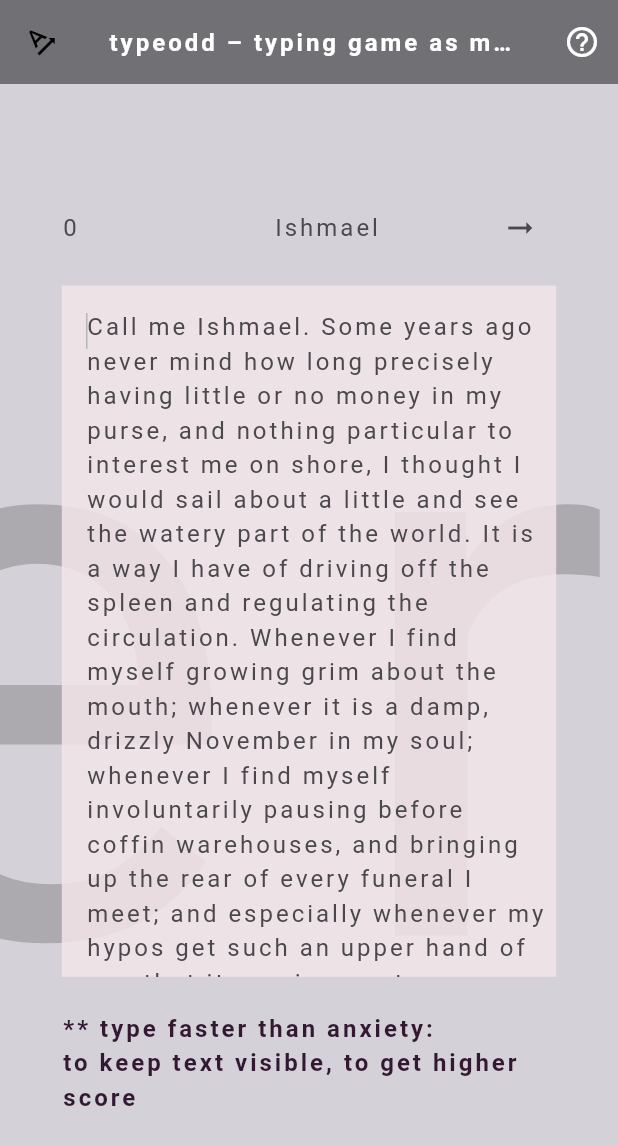
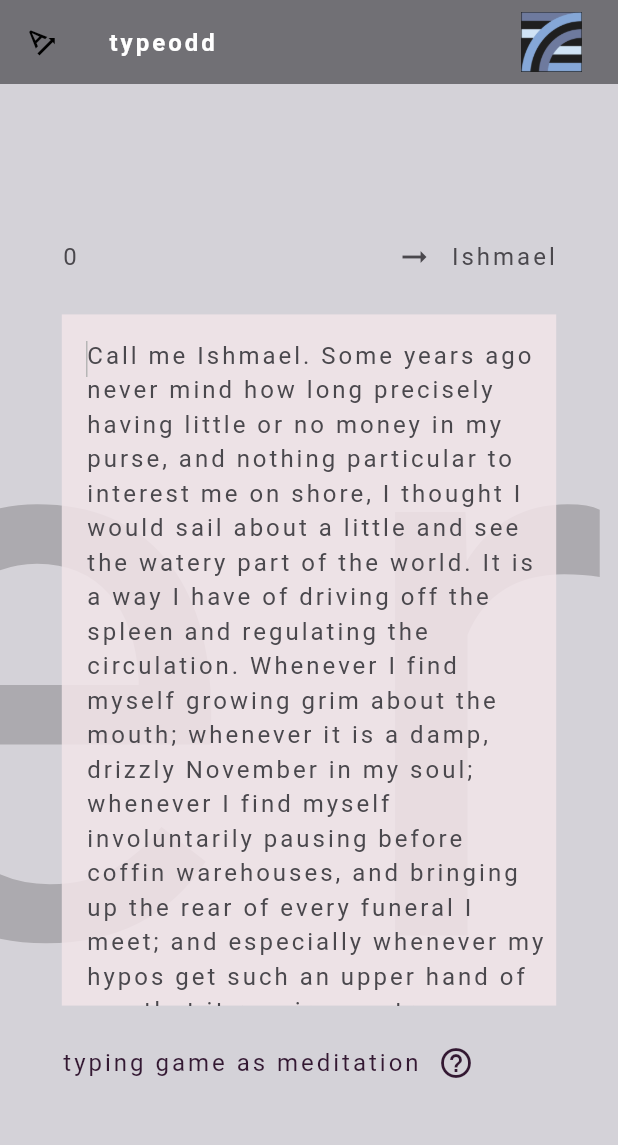
Before and after one commit to zendoclab/typeodd, a Flutter app: the screen it shows after launch, on a phone screen of 412 x 824 dp. Shown: the top 1145 px of the screen. Run offline on Flutter 3.47's test engine with Material 3 defaults, Android fonts, the phone set to English and light mode, and no system bars; our stand-ins replace cloud_firestore, firebase_auth, firebase_core, flutter_widget_from_html, hive; missing offline and left inert: soundpool; accounts and stored records are empty; generated files the repository leaves out were written again; network calls fail.

Commit message:
UI revised

```diff
--- a/lib/main.dart
+++ b/lib/main.dart
@@ -11,6 +11,7 @@ import 'package:firebase_auth/firebase_auth.dart';
 import 'package:cloud_firestore/cloud_firestore.dart';
 import 'firebase_options.dart';
 import 'package:hive/hive.dart';
+import 'package:flutter_widget_from_html/flutter_widget_from_html.dart';
 
 late FirebaseFirestore db;
 late Box box;
@@ -40,13 +41,13 @@ class MyApp extends StatelessWidget {
   @override
   Widget build(BuildContext context) {
     return MaterialApp(
-      title: 'typeodd – typing game as meditation',
+      title: 'typeodd',
       debugShowCheckedModeBanner: false,
       theme: ThemeData(
         colorScheme: ColorScheme.fromSeed(seedColor: const Color(0xFF717075)),
         useMaterial3: true,
       ),
-      home: const MyHomePage(title: 'typeodd – typing game as meditation'),
+      home: const MyHomePage(title: 'typeodd'),
     );
   }
 }
@@ -336,26 +337,26 @@ else {
             style: commonTextStyle.copyWith(
                 fontWeight: FontWeight.bold, color: Colors.white)),
         leading: Tooltip(
-          message: 'explore power beyond anxiety',
+          message: 'typing game as meditation',
           child: const Icon(
             Icons.text_rotation_angleup,
             color: Colors.black,
           ),
         ),
-        actions: [IconButton(
-              icon: showHelp ? const Icon(Icons.close) : const Icon(Icons.help_outline),
-              tooltip: 'what is it?',
+        actions: [
+          Padding(
+            padding: const EdgeInsets.symmetric(horizontal: 16.0),
+            child: IconButton(
+                icon: Image.asset('images/zendoclogo-min.PNG', fit: BoxFit.scaleDown,),
+                tooltip: 'zendoc lab',
                 color: Colors.white,
                 onPressed: () {
-                if(showHelp) {
+                  setState(() {
+                    _launchUrl();
                     FocusScope.of(context).requestFocus(myFocusNode);
-                }
-                setState(() {
-                  showHelp = !showHelp;
                   });
-                // _launchUrl();
-                // FocusScope.of(context).requestFocus(myFocusNode);
                 }),
+          ),
         ],
       ),
       body: LayoutBuilder(
@@ -394,7 +395,7 @@ else {
                             mainAxisAlignment: MainAxisAlignment.spaceBetween,
                             children: <Widget>[
                               Expanded(
-                                flex: 6,
+                                flex: 1,
                                 child: oddCalc == 0 || originText.isEmpty
                                     ? Text(
                                         userName!=null ? '${oddScore.toString()} ($userName)' : oddScore.toString(),
@@ -410,14 +411,9 @@ else {
                                             style: commonTextStyle,
                                           ),
                               ),
+
                               Expanded(
-                                  flex: 4,
-                                  child: Text(
-                                    originTitle,
-                                    style: commonTextStyle,
-                                  )),
-                              Expanded(
-                                  flex: 4,
+                                  flex: 1,
                                   child: Row(
                                     mainAxisAlignment:
                                         MainAxisAlignment.end,
@@ -492,6 +488,10 @@ else {
                                           });
                                         },
                                       ),
+                                      Text(
+                                        originTitle,
+                                        style: commonTextStyle,
+                                      )
                                     ],
                                   )),
                             ],
@@ -657,22 +657,50 @@ else {
                         ),
                         Container(
                           width: constraints.maxWidth * 0.8,
-                          height: constraints.maxHeight * 0.15,
+                          height: constraints.maxHeight * 0.1,
                           color: Colors.transparent,
-                          child: Row(
-                            mainAxisAlignment: MainAxisAlignment.center,
+                          child: originText.isNotEmpty
+                              ? Row(
+                            mainAxisAlignment: MainAxisAlignment.start,
                             children: <Widget>[
-                              originText.isNotEmpty
-                                  ? Expanded(child: Text(
-                '** type faster than anxiety:\nto keep text visible, to get higher score',
-                style: commonTextStyle.copyWith(
-                    fontWeight: FontWeight.bold, color: Color(0xFF331832)),
-                ))
-                                  : Expanded(child:Text(
-                                      'explore power beyond anxiety: to come to mind',
-                                      style: commonTextStyle.copyWith(
-                                          fontWeight: FontWeight.bold, color: Color(0xFF331832)),
-                                    )),
+                               Text(
+                                                  'typing game as meditation',
+                                                  style: commonTextStyle.copyWith(color: Color(0xFF331832)),
+                                                  ),
+                              IconButton(
+                                  icon: const Icon(Icons.help_outline),
+                                  color: Color(0xFF331832),
+                                  onPressed: () {
+                                    if(showHelp) {
+                                      FocusScope.of(context).requestFocus(myFocusNode);
+                                    }
+                                    setState(() {
+                                      showHelp = !showHelp;
+                                    });
+                                    // _launchUrl();
+                                    // FocusScope.of(context).requestFocus(myFocusNode);
+                                  }),
+                            ],
+                          ) : Row(
+                            mainAxisAlignment: MainAxisAlignment.start,
+                            children: <Widget>[
+                              Text(
+                                'share your achievement',
+                                style: commonTextStyle.copyWith(color: Color(0xFF331832)),
+                              ),
+                              IconButton(
+                                  icon: const Icon(Icons.share),
+                                  color: Color(0xFF331832),
+                                  onPressed: () {
+                                    if(showHelp) {
+                                      FocusScope.of(context).requestFocus(myFocusNode);
+                                    }
+                                    setState(() {
+                                      showHelp = !showHelp;
+                                    });
+                                    // _launchUrl();
+                                    // FocusScope.of(context).requestFocus(myFocusNode);
+                                  }),
                             ],
                           ),
                         ),
@@ -689,34 +717,39 @@ else {
                                 child: Column(
                                   mainAxisAlignment: MainAxisAlignment.spaceEvenly,
                                   children: [
-                                    Expanded(
-                                      flex: 5,
-                                      child: Padding(
-                                        padding: const EdgeInsets.all(16.0),
-                                        child: Text("when you’re grappling with a challenging problem "
-                                            "or endeavoring to create something new\n\n"
-                                            "try this serious typing practice game as meditation\n\n"
-                                            "it is designed to help you move beyond immersion to inspiration\n\n"
-                                            "you may need a decent physical keyboard"
-                                            ,
-                                            style: commonTextStyle.copyWith(fontSize: 16, color: Colors.white)),
-                                      ),
-                                    ),
-                                    Expanded(
-                                      child: IconButton(
-                                          icon: const CircleAvatar(
-                                            radius: 24,
-                                              backgroundImage:
-                                              AssetImage('images/zendoc.jpg')),
-                                          tooltip: 'talk to author',
+                                    Row(
+                                      mainAxisAlignment: MainAxisAlignment.center,
+                                      children: [IconButton(
+                                          icon: const Icon(Icons.close),
+                                          tooltip: 'close',
                                           color: Colors.white,
                                   onPressed: () {
+                                    if(showHelp) {
+                                      FocusScope.of(context).requestFocus(myFocusNode);
+                                    }
                                     setState(() {
-                                              _launchUrl();
+                                      showHelp = !showHelp;
+                                    });
+                                    // _launchUrl();
+                                    // FocusScope.of(context).requestFocus(myFocusNode);
+                                  }),
+                                        TextButton(onPressed: () {
+                                          if(showHelp) {
                                             FocusScope.of(context).requestFocus(myFocusNode);
+                                          }
+                                          setState(() {
+                                            showHelp = !showHelp;
                                           });
-                                          }),
+                                          // _launchUrl();
+                                          // FocusScope.of(context).requestFocus(myFocusNode);
+                                        }, child: Text("close", style: commonTextStyle.copyWith(
+                                            fontWeight: FontWeight.bold, color: Colors.white)),),
+                                      ],
                                     ),
+
+                                    Expanded(child: HtmlWidget('<iframe src="https://test-3eo.pages.dev/"></iframe>',renderMode: RenderMode.listView,),),
+
+
                                   ],
                                 ),
                               )),
--- a/pubspec.yaml
+++ b/pubspec.yaml
@@ -41,6 +41,7 @@ dependencies:
   cloud_firestore: ^4.17.2
   firebase_auth: ^4.19.4
   hive: ^2.2.3
+  flutter_widget_from_html: ^0.15.0
 
 dev_dependencies:
   flutter_test:
@@ -67,6 +68,7 @@ flutter:
   # To add assets to your application, add an assets section, like this:
   assets:
      - images/zendoc.jpg
+     - images/zendoclogo-min.PNG
      - assets/sounds/typesound1.mp3
      - assets/sounds/typesound2.mp3
 
```
Also changed, not shown: images/zendoclogo-min.PNG (added), pubspec.lock, 1 other file. Lines whose indentation alone changed are shown as unchanged.
